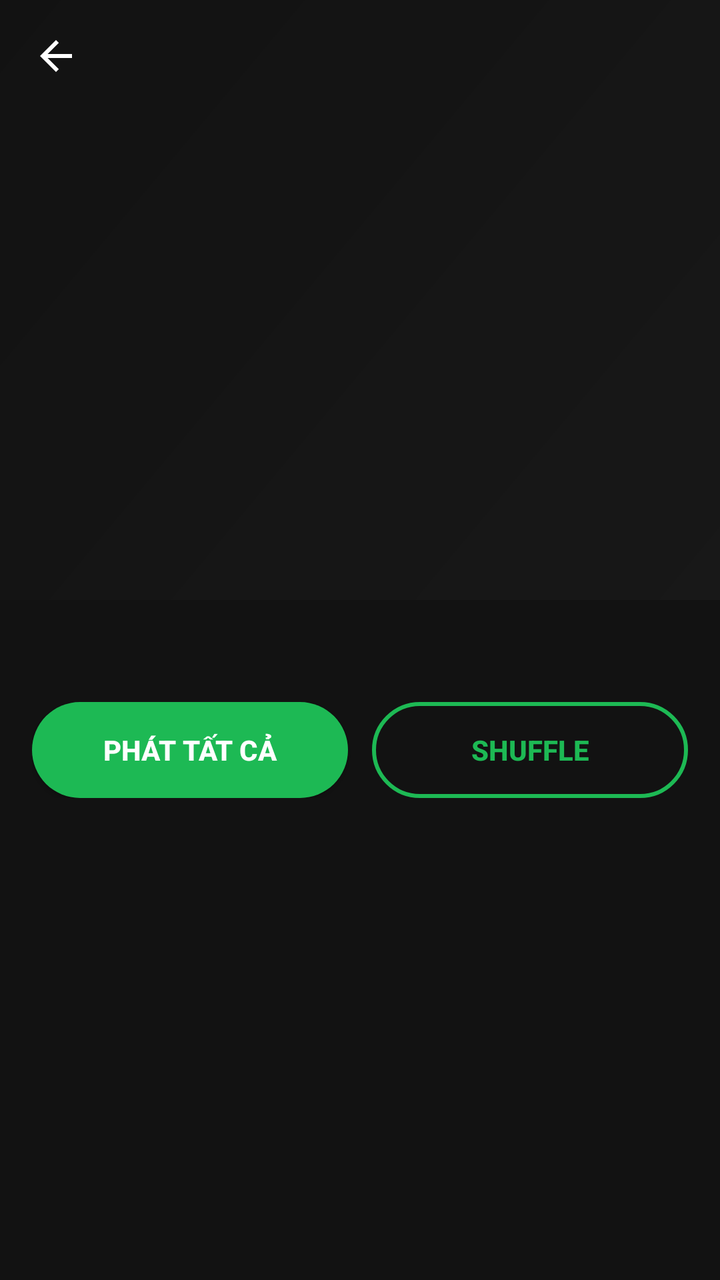
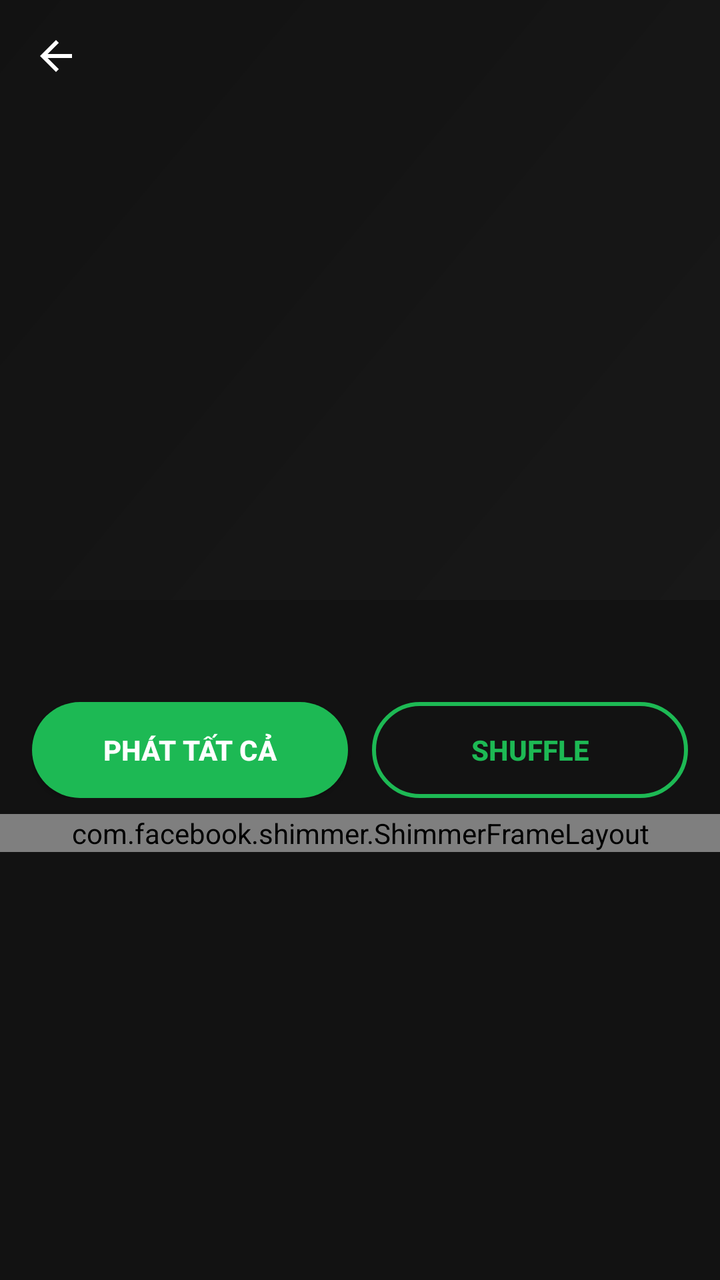

Compare the two renders of this Android layout. The source of the first and the diff that turns it into the second are given below.
<!-- AndroidManifest.xml: application theme Theme.MusicStreamingApp -->
<!-- res/layout/activity_album_detail.xml -->
<?xml version="1.0" encoding="utf-8"?>
<androidx.coordinatorlayout.widget.CoordinatorLayout
    xmlns:android="http://schemas.android.com/apk/res/android"
    xmlns:app="http://schemas.android.com/apk/res-auto"
    android:layout_width="match_parent"
    android:layout_height="match_parent"
    android:background="@color/bg_primary"
    android:fitsSystemWindows="true">

    <com.google.android.material.appbar.AppBarLayout
        android:layout_width="match_parent"
        android:layout_height="@dimen/collapsing_appbar_height"
        android:fitsSystemWindows="true"
        android:theme="@style/ThemeOverlay.MaterialComponents.Dark.ActionBar">

        <com.google.android.material.appbar.CollapsingToolbarLayout
            android:id="@+id/collapsing_toolbar"
            android:layout_width="match_parent"
            android:layout_height="match_parent"
            android:fitsSystemWindows="true"
            app:contentScrim="@color/bg_secondary"
            app:layout_scrollFlags="scroll|exitUntilCollapsed"
            app:expandedTitleMarginStart="16dp"
            app:expandedTitleMarginBottom="16dp"
            app:collapsedTitleTextAppearance="@style/ExpandedTitleStyle">

            <ImageView
                android:id="@+id/iv_cover"
                android:layout_width="match_parent"
                android:layout_height="match_parent"
                android:scaleType="centerCrop"
                android:fitsSystemWindows="true"
                android:background="@drawable/placeholder_gradient"
                app:layout_collapseMode="parallax"/>

            <View
                android:layout_width="match_parent"
                android:layout_height="match_parent"
                android:background="#66000000"
                app:layout_collapseMode="parallax"/>

            <androidx.appcompat.widget.Toolbar
                android:id="@+id/toolbar"
                android:layout_width="match_parent"
                android:layout_height="?attr/actionBarSize"
                app:layout_collapseMode="pin"
                app:navigationIcon="@drawable/ic_arrow_back"
                app:navigationIconTint="@color/accent_white"/>

        </com.google.android.material.appbar.CollapsingToolbarLayout>
    </com.google.android.material.appbar.AppBarLayout>

    <androidx.core.widget.NestedScrollView
        android:layout_width="match_parent"
        android:layout_height="match_parent"
        app:layout_behavior="@string/appbar_scrolling_view_behavior">

        <LinearLayout
            android:layout_width="match_parent"
            android:layout_height="wrap_content"
            android:orientation="vertical"
            android:paddingBottom="24dp">

            
            <TextView
                android:id="@+id/tv_artist_name"
                android:layout_width="match_parent"
                android:layout_height="wrap_content"
                android:paddingHorizontal="16dp"
                android:paddingTop="16dp"
                android:textColor="@color/text_secondary"
                android:textSize="14sp"/>

            
            <LinearLayout
                android:layout_width="match_parent"
                android:layout_height="wrap_content"
                android:orientation="horizontal"
                android:paddingHorizontal="16dp"
                android:paddingTop="16dp"
                android:paddingBottom="8dp"
                android:gravity="center_vertical">

                <Button
                    android:id="@+id/btn_play_all"
                    android:layout_width="0dp"
                    android:layout_height="48dp"
                    android:layout_weight="1"
                    android:background="@drawable/bg_button_green"
                    android:text="@string/play_all"
                    android:textColor="@color/accent_white"
                    android:textStyle="bold"
                    android:textAllCaps="true"/>

                <Button
                    android:id="@+id/btn_shuffle"
                    android:layout_width="0dp"
                    android:layout_height="48dp"
                    android:layout_weight="1"
                    android:layout_marginStart="12dp"
                    android:background="@drawable/bg_button_outline"
                    android:text="@string/shuffle"
                    android:textColor="@color/spotify_green"
                    android:textStyle="bold"
                    android:textAllCaps="true"/>

            </LinearLayout>

            
            <androidx.recyclerview.widget.RecyclerView
                android:id="@+id/rv_tracks"
                android:layout_width="match_parent"
                android:layout_height="wrap_content"
                android:nestedScrollingEnabled="false"/>

        </LinearLayout>
    </androidx.core.widget.NestedScrollView>

</androidx.coordinatorlayout.widget.CoordinatorLayout>
<!-- resources referenced by this layout -->
<resources>
  <color name="accent_white">#FFFFFF</color>
  <color name="bg_primary">#121212</color>
  <color name="bg_secondary">#191414</color>
  <color name="spotify_green">#1DB954</color>
  <color name="text_secondary">#B3B3B3</color>
  <dimen name="collapsing_appbar_height">300dp</dimen>
  <!-- drawable bg_button_green (drawable) -->
  <?xml version="1.0" encoding="utf-8"?>
  <shape xmlns:android="http://schemas.android.com/apk/res/android"
      android:shape="rectangle">
      <corners android:radius="24dp" />
      <solid android:color="#1DB954" />
  </shape>
  <!-- drawable bg_button_outline (drawable) -->
  <?xml version="1.0" encoding="utf-8"?>
  <shape xmlns:android="http://schemas.android.com/apk/res/android"
      android:shape="rectangle">
      <corners android:radius="24dp" />
      <stroke android:width="2dp" android:color="#1DB954" />
      <solid android:color="@android:color/transparent" />
  </shape>
  <!-- drawable ic_arrow_back (drawable) -->
  <vector xmlns:android="http://schemas.android.com/apk/res/android"
      android:width="24dp"
      android:height="24dp"
      android:viewportWidth="24"
      android:viewportHeight="24">
      <path android:fillColor="#FFFFFF"
          android:pathData="M20,11H7.83l5.59,-5.59L12,4l-8,8 8,8 1.41,-1.41L7.83,13H20v-2z"/>
  </vector>
  <!-- drawable placeholder_gradient (drawable) -->
  <?xml version="1.0" encoding="utf-8"?>
  <shape xmlns:android="http://schemas.android.com/apk/res/android"
      android:shape="rectangle">
      <gradient
          android:angle="135"
          android:startColor="#282828"
          android:endColor="#1E1E1E"
          android:type="linear" />
  </shape>
  <string name="play_all">PHÁT TẤT CẢ</string>
  <string name="shuffle">SHUFFLE</string>
  <style name="ExpandedTitleStyle" parent="TextAppearance.MaterialComponents.Headline5">
          <item name="android:textColor">@color/accent_white</item>
          <item name="android:textStyle">bold</item>
      </style>
  <color name="spotify_black">#121212</color>
  <color name="spotify_dark">#191414</color>
  <color name="spotify_white">#FFFFFF</color>
  <color name="spotify_gray">#B3B3B3</color>
  <style name="BottomNavStyle" parent="Widget.MaterialComponents.BottomNavigationView">
          <item name="android:background">@color/spotify_dark</item>
          <item name="itemIconTint">@color/bottom_nav_tint</item>
          <item name="itemTextColor">@color/bottom_nav_tint</item>
          <item name="elevation">8dp</item>
      </style>
  <!-- unchanged entries left out for length: 1 -->
</resources>

<!-- the commit's change to res/layout/activity_album_detail.xml (unified diff, before → after) -->
@@ -113,7 +113,68 @@
                 android:layout_height="wrap_content"
                 android:nestedScrollingEnabled="false"/>
 
+            <include
+                android:id="@+id/shimmer_album"
+                layout="@layout/layout_shimmer_track_list"/>
+
         </LinearLayout>
     </androidx.core.widget.NestedScrollView>
 
 </androidx.coordinatorlayout.widget.CoordinatorLayout>
+<!-- res/layout/layout_shimmer_track_list.xml (included above) -->
+<?xml version="1.0" encoding="utf-8"?>
+<com.facebook.shimmer.ShimmerFrameLayout
+    xmlns:android="http://schemas.android.com/apk/res/android"
+    android:layout_width="match_parent"
+    android:layout_height="wrap_content"
+    android:background="@color/bg_primary">
+
+    <LinearLayout
+        android:layout_width="match_parent"
+        android:layout_height="wrap_content"
+        android:orientation="vertical"
+        android:paddingHorizontal="16dp"
+        android:paddingTop="6dp">
+
+        <include layout="@layout/layout_shimmer_track_row"/>
+        <include layout="@layout/layout_shimmer_track_row"/>
+        <include layout="@layout/layout_shimmer_track_row"/>
+        <include layout="@layout/layout_shimmer_track_row"/>
+        <include layout="@layout/layout_shimmer_track_row"/>
+        <include layout="@layout/layout_shimmer_track_row"/>
+        <include layout="@layout/layout_shimmer_track_row"/>
+    </LinearLayout>
+</com.facebook.shimmer.ShimmerFrameLayout>
+<!-- res/layout/layout_shimmer_track_row.xml (included above) -->
+<?xml version="1.0" encoding="utf-8"?>
+<LinearLayout xmlns:android="http://schemas.android.com/apk/res/android"
+    android:layout_width="match_parent"
+    android:layout_height="wrap_content"
+    android:gravity="center_vertical"
+    android:orientation="horizontal"
+    android:paddingVertical="8dp">
+
+    <View
+        android:layout_width="48dp"
+        android:layout_height="48dp"
+        android:background="@drawable/bg_shimmer_box"/>
+
+    <LinearLayout
+        android:layout_width="0dp"
+        android:layout_height="wrap_content"
+        android:layout_marginStart="12dp"
+        android:layout_weight="1"
+        android:orientation="vertical">
+
+        <View
+            android:layout_width="160dp"
+            android:layout_height="12dp"
+            android:layout_marginBottom="6dp"
+            android:background="@drawable/bg_shimmer_box"/>
+
+        <View
+            android:layout_width="100dp"
+            android:layout_height="10dp"
+            android:background="@drawable/bg_shimmer_box"/>
+    </LinearLayout>
+</LinearLayout>
<!-- resource entries referenced after the edit -->
@@ -20,6 +20,13 @@
       <corners android:radius="24dp" />
       <stroke android:width="2dp" android:color="#1DB954" />
       <solid android:color="@android:color/transparent" />
+  </shape>
+  <!-- drawable bg_shimmer_box (drawable) -->
+  <?xml version="1.0" encoding="utf-8"?>
+  <shape xmlns:android="http://schemas.android.com/apk/res/android"
+      android:shape="rectangle">
+      <solid android:color="@color/spotify_elevated"/>
+      <corners android:radius="4dp"/>
   </shape>
   <!-- drawable ic_arrow_back (drawable) -->
   <vector xmlns:android="http://schemas.android.com/apk/res/android"
@@ -46,6 +53,7 @@
           <item name="android:textColor">@color/accent_white</item>
           <item name="android:textStyle">bold</item>
       </style>
+  <color name="spotify_elevated">#3E3E3E</color>
   <color name="spotify_black">#121212</color>
   <color name="spotify_dark">#191414</color>
   <color name="spotify_white">#FFFFFF</color>
